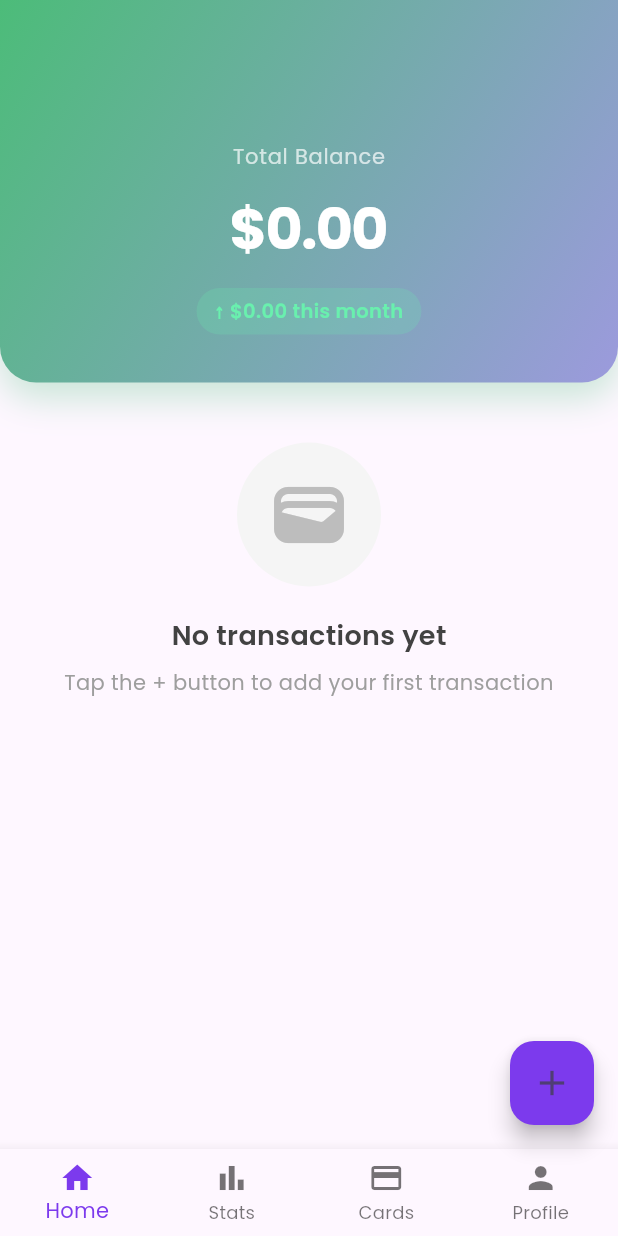
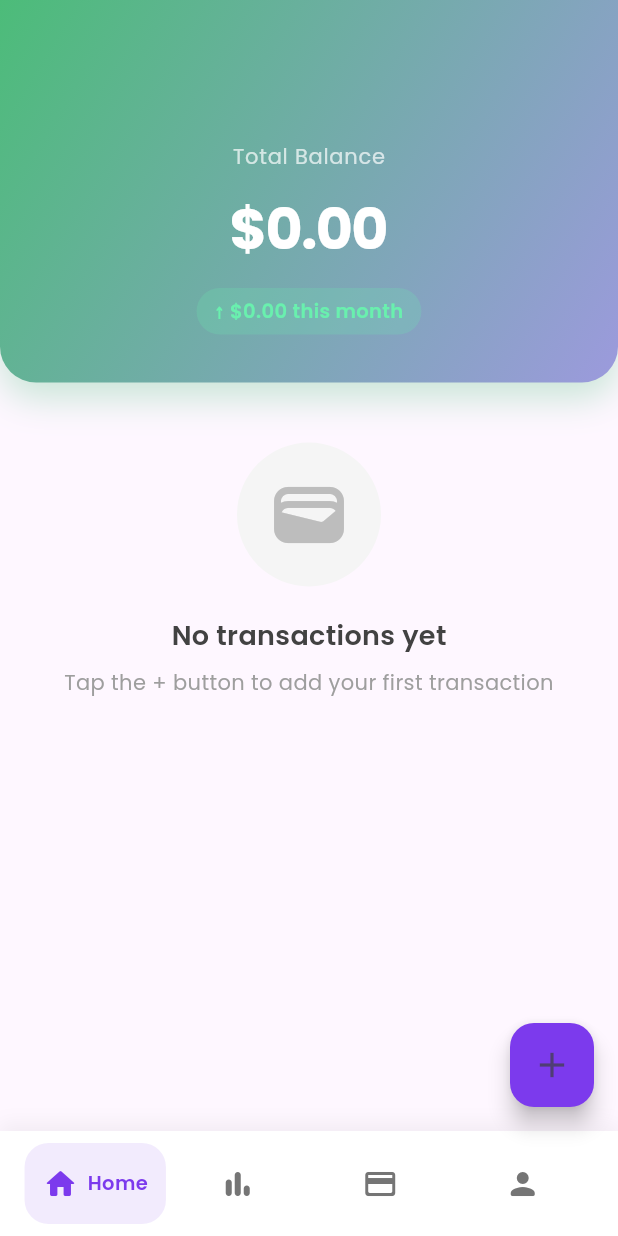
Before and after one commit to adamnymy/drywallet-apk, a Flutter app: the screen it shows after launch, on a phone screen of 412 x 824 dp. Run offline on Flutter 3.47's test engine with Material 3 defaults, Android fonts, the phone set to English and light mode, and no system bars; our stand-ins replace flutter_svg, google_fonts.

Commit message:
navabr changes

```diff
--- a/lib/widgets/bottom_nav_bar.dart
+++ b/lib/widgets/bottom_nav_bar.dart
@@ -1,6 +1,6 @@
 import 'package:flutter/material.dart';
 
-class BottomNavBar extends StatelessWidget {
+class BottomNavBar extends StatefulWidget {
   final int currentIndex;
   final ValueChanged<int> onTap;
 
@@ -11,17 +11,179 @@ class BottomNavBar extends StatelessWidget {
   });
 
   @override
+  State<BottomNavBar> createState() => _BottomNavBarState();
+}
+
+class _BottomNavBarState extends State<BottomNavBar> {
+  final List<_NavItem> _items = [
+    _NavItem(icon: Icons.home_rounded, label: 'Home'),
+    _NavItem(icon: Icons.bar_chart_rounded, label: 'Stats'),
+    _NavItem(icon: Icons.credit_card_rounded, label: 'Cards'),
+    _NavItem(icon: Icons.person_rounded, label: 'Profile'),
+  ];
+
+  @override
   Widget build(BuildContext context) {
-    return BottomNavigationBar(
-      currentIndex: currentIndex,
-      onTap: onTap,
-      type: BottomNavigationBarType.fixed,
-      items: const [
-        BottomNavigationBarItem(icon: Icon(Icons.home), label: 'Home'),
-        BottomNavigationBarItem(icon: Icon(Icons.bar_chart), label: 'Stats'),
-        BottomNavigationBarItem(icon: Icon(Icons.credit_card), label: 'Cards'),
-        BottomNavigationBarItem(icon: Icon(Icons.person), label: 'Profile'),
-      ],
+    return Container(
+      height: 70,
+      decoration: BoxDecoration(
+        color: Colors.white,
+        boxShadow: [
+          BoxShadow(
+            color: Colors.black.withValues(alpha: 0.05),
+            blurRadius: 10,
+            offset: const Offset(0, -5),
+          ),
+        ],
+      ),
+      child: SafeArea(
+        top: false,
+        child: Padding(
+          padding: const EdgeInsets.symmetric(horizontal: 16, vertical: 8),
+          child: Row(
+            mainAxisAlignment: MainAxisAlignment.spaceBetween,
+            children: List.generate(_items.length, (index) {
+              final item = _items[index];
+              final isSelected = widget.currentIndex == index;
+              return Expanded(
+                child: _NavBarItem(
+                  icon: item.icon,
+                  label: item.label,
+                  isSelected: isSelected,
+                  onTap: () => widget.onTap(index),
+                ),
+              );
+            }),
+          ),
+        ),
+      ),
     );
   }
 }
+
+class _NavItem {
+  final IconData icon;
+  final String label;
+
+  _NavItem({required this.icon, required this.label});
+}
+
+class _NavBarItem extends StatefulWidget {
+  final IconData icon;
+  final String label;
+  final bool isSelected;
+  final VoidCallback onTap;
+
+  const _NavBarItem({
+    required this.icon,
+    required this.label,
+    required this.isSelected,
+    required this.onTap,
+  });
+
+  @override
+  State<_NavBarItem> createState() => _NavBarItemState();
+}
+
+class _NavBarItemState extends State<_NavBarItem>
+    with SingleTickerProviderStateMixin {
+  late AnimationController _controller;
+  late Animation<double> _scaleAnimation;
+  late Animation<double> _iconScaleAnimation;
+
+  @override
+  void initState() {
+    super.initState();
+    _controller = AnimationController(
+      vsync: this,
+      duration: const Duration(milliseconds: 200),
+    );
+
+    _scaleAnimation = Tween<double>(
+      begin: 1.0,
+      end: 0.95,
+    ).animate(CurvedAnimation(parent: _controller, curve: Curves.easeInOut));
+
+    _iconScaleAnimation = Tween<double>(
+      begin: 1.0,
+      end: 1.2,
+    ).animate(CurvedAnimation(parent: _controller, curve: Curves.easeOutBack));
+  }
+
+  @override
+  void didUpdateWidget(_NavBarItem oldWidget) {
+    super.didUpdateWidget(oldWidget);
+    if (widget.isSelected && !oldWidget.isSelected) {
+      _controller.forward().then((_) => _controller.reverse());
+    }
+  }
+
+  @override
+  void dispose() {
+    _controller.dispose();
+    super.dispose();
+  }
+
+  @override
+  Widget build(BuildContext context) {
+    final primaryColor = const Color(0xFF7C3AED);
+
+    return GestureDetector(
+      onTap: () {
+        widget.onTap();
+        _controller.forward().then((_) => _controller.reverse());
+      },
+      child: ScaleTransition(
+        scale: _scaleAnimation,
+        child: Center(
+          child: AnimatedContainer(
+            duration: const Duration(milliseconds: 300),
+            curve: Curves.easeInOut,
+            padding: const EdgeInsets.symmetric(horizontal: 12, vertical: 8),
+            decoration: BoxDecoration(
+              color: widget.isSelected
+                  ? primaryColor.withValues(alpha: 0.1)
+                  : Colors.transparent,
+              borderRadius: BorderRadius.circular(16),
+            ),
+            child: Row(
+              mainAxisSize: MainAxisSize.min,
+              mainAxisAlignment: MainAxisAlignment.center,
+              children: [
+                ScaleTransition(
+                  scale: widget.isSelected
+                      ? _iconScaleAnimation
+                      : const AlwaysStoppedAnimation(1.0),
+                  child: Icon(
+                    widget.icon,
+                    color: widget.isSelected ? primaryColor : Colors.grey[600],
+                    size: 24,
+                  ),
+                ),
+                AnimatedContainer(
+                  duration: const Duration(milliseconds: 300),
+                  curve: Curves.easeInOut,
+                  width: widget.isSelected ? 6 : 0,
+                ),
+                AnimatedSize(
+                  duration: const Duration(milliseconds: 300),
+                  curve: Curves.easeInOut,
+                  child: widget.isSelected
+                      ? Text(
+                          widget.label,
+                          style: TextStyle(
+                            color: primaryColor,
+                            fontWeight: FontWeight.w600,
+                            fontSize: 13,
+                          ),
+                        )
+                      : const SizedBox.shrink(),
+                ),
+              ],
+            ),
+          ),
+        ),
+      ),
+    );
+  }
+}
```
